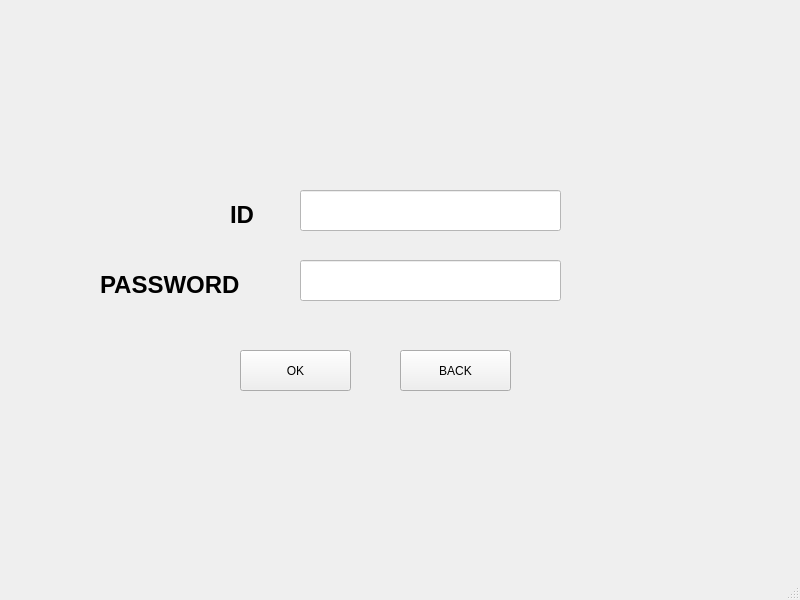
Qt form loginui.ui (MYFIT-Make-Your-Fitness/MYFIT) before a commit.
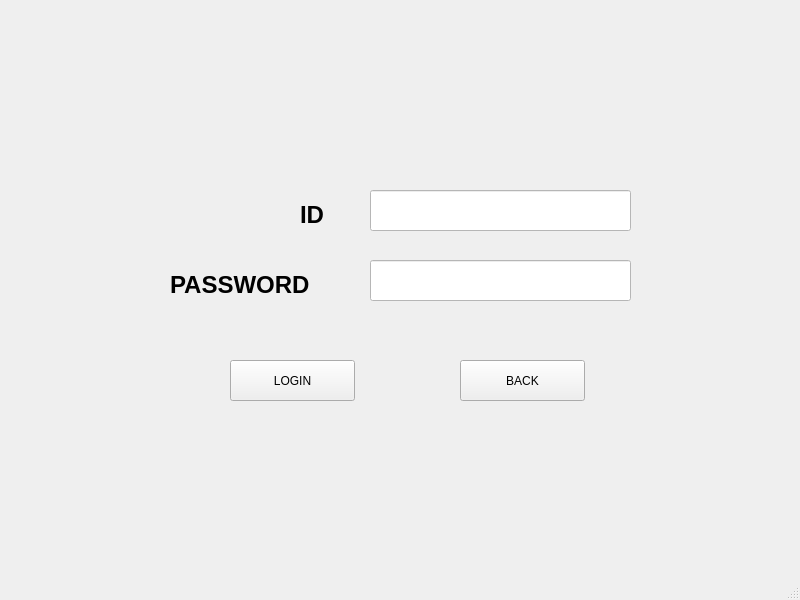
The same form after that commit.

Commit message:
UI objectName 수정
objectName 같은 형식으로 통일하여 수정

Patch:
```diff
--- a/loginui.ui
+++ b/loginui.ui
@@ -20,7 +20,7 @@
    <widget class="QLineEdit" name="IdInput">
     <property name="geometry">
      <rect>
-      <x>300</x>
+      <x>370</x>
       <y>190</y>
       <width>261</width>
       <height>41</height>
@@ -33,7 +33,7 @@
    <widget class="QLabel" name="ID">
     <property name="geometry">
      <rect>
-      <x>230</x>
+      <x>300</x>
       <y>190</y>
       <width>41</width>
       <height>51</height>
@@ -46,7 +46,7 @@
    <widget class="QLabel" name="PW">
     <property name="geometry">
      <rect>
-      <x>100</x>
+      <x>170</x>
       <y>270</y>
       <width>181</width>
       <height>31</height>
@@ -59,7 +59,7 @@
    <widget class="QLineEdit" name="PwInput">
     <property name="geometry">
      <rect>
-      <x>300</x>
+      <x>370</x>
       <y>260</y>
       <width>261</width>
       <height>41</height>
@@ -72,9 +72,9 @@
    <widget class="QPushButton" name="OK">
     <property name="geometry">
      <rect>
-      <x>240</x>
-      <y>350</y>
-      <width>111</width>
+      <x>230</x>
+      <y>360</y>
+      <width>125</width>
       <height>41</height>
      </rect>
     </property>
@@ -82,15 +82,15 @@
      <string notr="true">font: 25 18pt &quot;Adobe Ming Std L&quot;;</string>
     </property>
     <property name="text">
-     <string>OK</string>
+     <string>LOGIN</string>
     </property>
    </widget>
    <widget class="QPushButton" name="Back">
     <property name="geometry">
      <rect>
-      <x>400</x>
-      <y>350</y>
-      <width>111</width>
+      <x>460</x>
+      <y>360</y>
+      <width>125</width>
       <height>41</height>
      </rect>
     </property>
```
Left out of the diff: 8 changed lines with no effect on the pictures. The commit also changes 2 other files.
